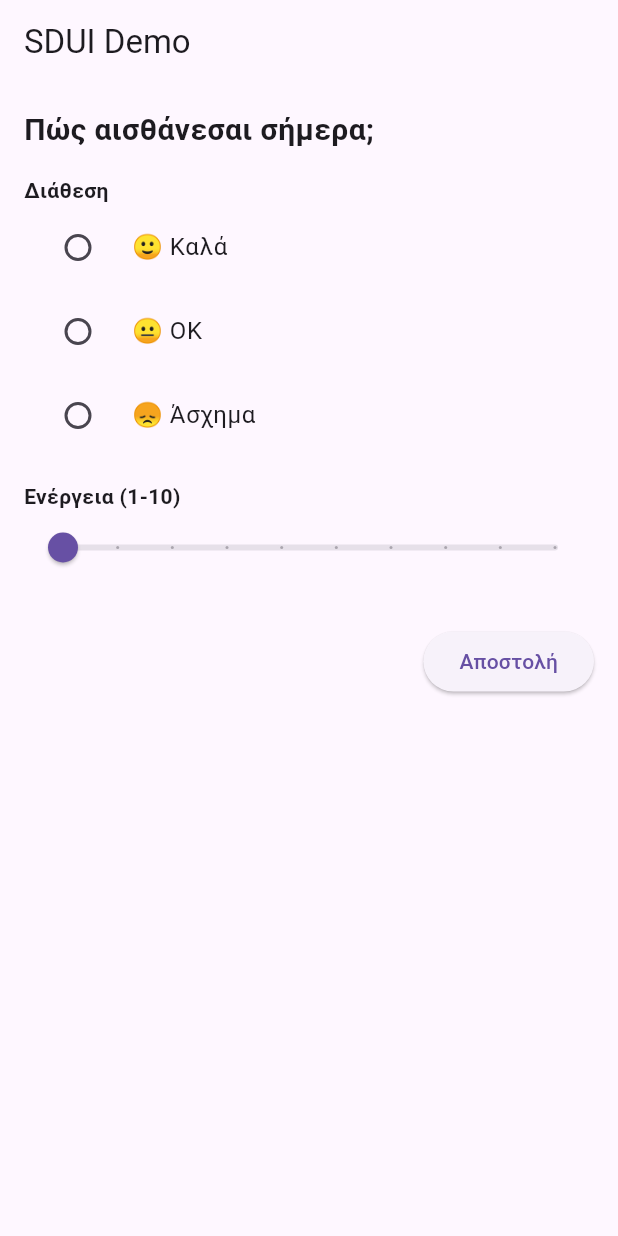
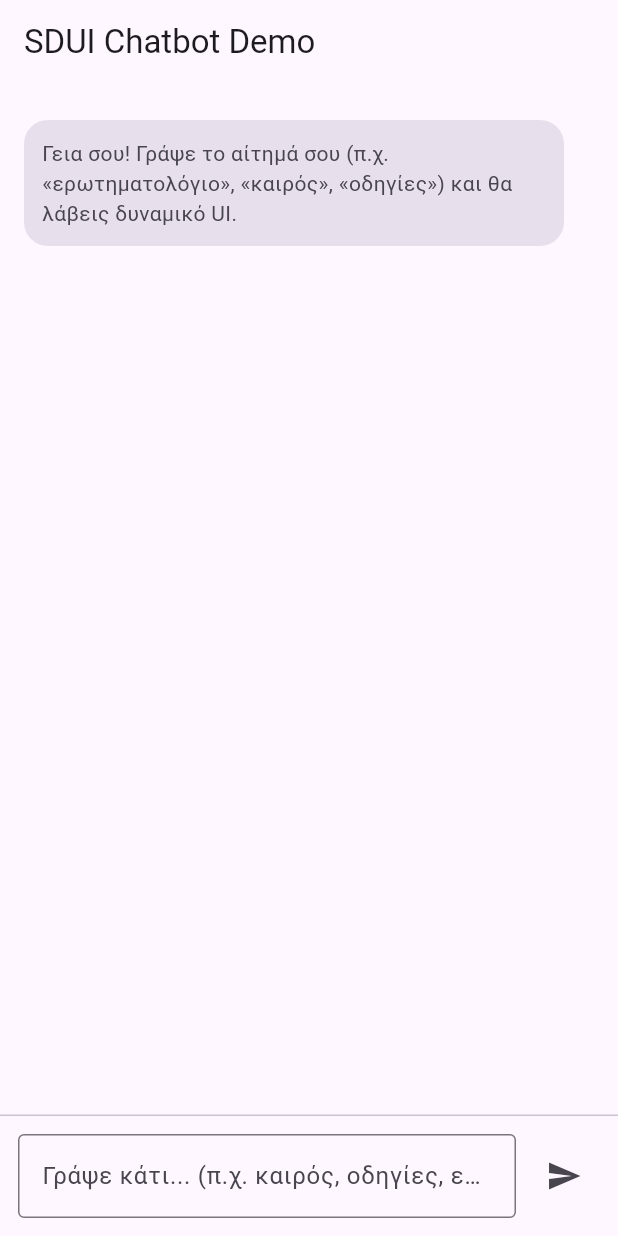
Before and after one commit to Alfonsos-Kotsios/sdui_chatbot, a Flutter app: the screen it shows after launch, on a phone screen of 412 x 824 dp. Run offline on Flutter 3.47's test engine with Material 3 defaults, Android fonts, the phone set to English and light mode, and no system bars.

Commit message:
Second_commit

```diff
--- a/lib/main.dart
+++ b/lib/main.dart
@@ -1,5 +1,5 @@
 import 'package:flutter/material.dart';
-import 'screens/sdui_screen.dart';
+import 'screens/chat_screen.dart';
 
 void main() {
   runApp(const MyApp());
@@ -10,6 +10,6 @@ class MyApp extends StatelessWidget {
 
   @override
   Widget build(BuildContext context) {
-    return const MaterialApp(home: SDUIScreen());
+    return const MaterialApp(home: ChatScreen());
   }
 }
--- /dev/null
+++ b/lib/screens/chat_screen.dart
@@ -0,0 +1,220 @@
+import 'package:flutter/material.dart';
+import '../backend/mock_backend.dart';
+import '../models.dart';
+import '../renderers/sdui_renderer.dart';
+
+class ChatScreen extends StatefulWidget {
+  const ChatScreen({super.key});
+
+  @override
+  State<ChatScreen> createState() => _ChatScreenState();
+}
+
+class _ChatScreenState extends State<ChatScreen> {
+  final List<ChatMessage> _messages = [];
+  final Map<String, dynamic> _answers = {};
+  final TextEditingController _controller = TextEditingController();
+  final ScrollController _scrollController = ScrollController();
+
+  @override
+  void initState() {
+    super.initState();
+    _messages.add(
+      ChatMessage(
+        id: 'bot-1',
+        isUser: false,
+        text:
+            'Γεια σου! Γράψε το αίτημά σου (π.χ. «ερωτηματολόγιο», «καιρός»,'
+            ' «οδηγίες») και θα λάβεις δυναμικό UI.',
+      ),
+    );
+  }
+
+  @override
+  void dispose() {
+    _controller.dispose();
+    _scrollController.dispose();
+    super.dispose();
+  }
+
+  void _addUserMessage(String text) {
+    final trimmed = text.trim();
+    if (trimmed.isEmpty) {
+      return;
+    }
+
+    setState(() {
+      _messages.add(
+        ChatMessage(
+          id: 'user-${DateTime.now().millisecondsSinceEpoch}',
+          isUser: true,
+          text: trimmed,
+        ),
+      );
+
+      _answers.clear();
+      _messages.add(
+        ChatMessage(
+          id: 'bot-${DateTime.now().millisecondsSinceEpoch}',
+          isUser: false,
+          sduiJson: MockBackend.handleUserMessage(trimmed),
+        ),
+      );
+    });
+
+    _controller.clear();
+    _scrollToBottom();
+  }
+
+  void _handleSubmit() {
+    final responseJson = MockBackend.sendAnswers(_answers);
+
+    setState(() {
+      _answers.clear();
+      _messages.add(
+        ChatMessage(
+          id: 'bot-${DateTime.now().millisecondsSinceEpoch}',
+          isUser: false,
+          sduiJson: responseJson,
+        ),
+      );
+    });
+
+    _scrollToBottom();
+  }
+
+  void _scrollToBottom() {
+    WidgetsBinding.instance.addPostFrameCallback((_) {
+      if (!_scrollController.hasClients) {
+        return;
+      }
+      _scrollController.animateTo(
+        _scrollController.position.maxScrollExtent,
+        duration: const Duration(milliseconds: 250),
+        curve: Curves.easeOut,
+      );
+    });
+  }
+
+  @override
+  Widget build(BuildContext context) {
+    return Scaffold(
+      appBar: AppBar(title: const Text('SDUI Chatbot Demo')),
+      body: Column(
+        children: [
+          Expanded(
+            child: ListView.builder(
+              controller: _scrollController,
+              padding: const EdgeInsets.all(16),
+              itemCount: _messages.length,
+              itemBuilder: (context, index) {
+                final message = _messages[index];
+                final isLastMessage = index == _messages.length - 1;
+
+                return _ChatBubble(
+                  message: message,
+                  isInteractive: isLastMessage && message.sduiJson != null,
+                  answers: _answers,
+                  onAnswer: (id, value) {
+                    setState(() {
+                      _answers[id] = value;
+                    });
+                  },
+                  onSubmit: isLastMessage && message.sduiJson != null
+                      ? _handleSubmit
+                      : null,
+                );
+              },
+            ),
+          ),
+          const Divider(height: 1),
+          _ChatInput(controller: _controller, onSend: _addUserMessage),
+        ],
+      ),
+    );
+  }
+}
+
+class _ChatBubble extends StatelessWidget {
+  final ChatMessage message;
+  final bool isInteractive;
+  final Map<String, dynamic> answers;
+  final Function(String, dynamic) onAnswer;
+  final VoidCallback? onSubmit;
+
+  const _ChatBubble({
+    required this.message,
+    required this.isInteractive,
+    required this.answers,
+    required this.onAnswer,
+    this.onSubmit,
+  });
+
+  @override
+  Widget build(BuildContext context) {
+    final alignment = message.isUser
+        ? Alignment.centerRight
+        : Alignment.centerLeft;
+    final bubbleColor = message.isUser
+        ? Theme.of(context).colorScheme.primary
+        : Theme.of(context).colorScheme.surfaceVariant;
+    final textColor = message.isUser
+        ? Theme.of(context).colorScheme.onPrimary
+        : Theme.of(context).colorScheme.onSurfaceVariant;
+
+    return Align(
+      alignment: alignment,
+      child: Container(
+        margin: const EdgeInsets.symmetric(vertical: 8),
+        padding: const EdgeInsets.all(12),
+        constraints: const BoxConstraints(maxWidth: 360),
+        decoration: BoxDecoration(
+          color: bubbleColor,
+          borderRadius: BorderRadius.circular(16),
+        ),
+        child: message.sduiJson != null
+            ? SDUIRenderer(
+                json: message.sduiJson!,
+                answers: isInteractive ? answers : const {},
+                onAnswer: isInteractive ? onAnswer : (_, __) {},
+                onSubmit: isInteractive ? onSubmit : null,
+              )
+            : Text(message.text ?? '', style: TextStyle(color: textColor)),
+      ),
+    );
+  }
+}
+
+class _ChatInput extends StatelessWidget {
+  final TextEditingController controller;
+  final ValueChanged<String> onSend;
+
+  const _ChatInput({required this.controller, required this.onSend});
+
+  @override
+  Widget build(BuildContext context) {
+    return Padding(
+      padding: const EdgeInsets.all(12),
+      child: Row(
+        children: [
+          Expanded(
+            child: TextField(
+              controller: controller,
+              decoration: const InputDecoration(
+                hintText:
+                    'Γράψε κάτι... (π.χ. καιρός, οδηγίες, ερωτηματολόγιο)',
+                border: OutlineInputBorder(),
+              ),
+              onSubmitted: onSend,
+            ),
+          ),
+          const SizedBox(width: 8),
+          IconButton(
+            icon: const Icon(Icons.send),
+            onPressed: () => onSend(controller.text),
+          ),
+        ],
+      ),
+    );
+  }
+}
--- a/lib/screens/sdui_screen.dart
+++ /dev/null
@@ -1,45 +0,0 @@
-import 'package:flutter/material.dart';
-import '../jsons/initial_questionnaire.dart';
-import '../renderers/sdui_renderer.dart';
-import '../backend/mock_backend.dart';
-
-class SDUIScreen extends StatefulWidget {
-  const SDUIScreen({super.key});
-
-  @override
-  State<SDUIScreen> createState() => _SDUIScreenState();
-}
-
-class _SDUIScreenState extends State<SDUIScreen> {
-  final Map<String, dynamic> answers = {};
-  Map<String, dynamic> currentJson = initialQuestionnaire;
-
-  @override
-  Widget build(BuildContext context) {
-    return Scaffold(
-      appBar: AppBar(title: const Text("SDUI Demo")),
-      body: Padding(
-        padding: const EdgeInsets.all(16),
-        child: SDUIRenderer(
-          json: currentJson,
-          answers: answers,
-          onAnswer: (id, value) {
-            setState(() {
-              answers[id] = value;
-            });
-          },
-          onSubmit: handleSubmit,
-        ),
-      ),
-    );
-  }
-
-  void handleSubmit() {
-    final responseJson = MockBackend.sendAnswers(answers);
-
-    setState(() {
-      answers.clear(); // reset για το επόμενο UI
-      currentJson = responseJson;
-    });
-  }
-}
```
Also changed, not shown: lib/backend/mock_backend.dart (+57 -0 lines), lib/renderers/sdui_renderer.dart (+61 -0 lines), 1 other file.
